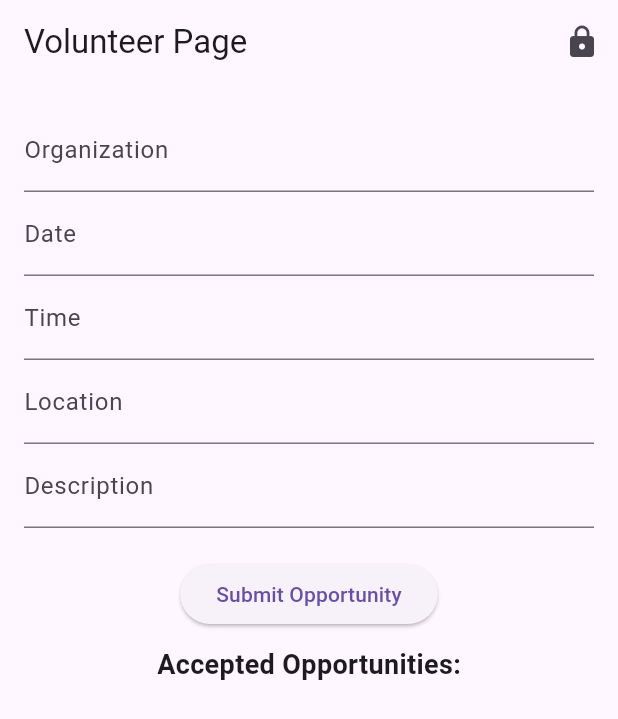
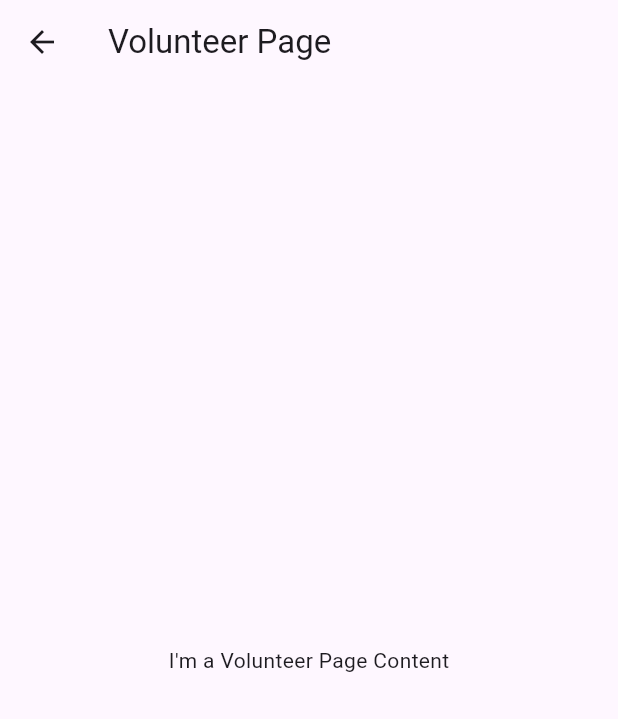
Before and after one commit to rssmith7s/UnitedWayVolunteer, a Flutter app: the VolunteerPage screen opened directly, on a phone screen of 412 x 824 dp. Shown: the top 719 px of the screen. Run offline on Flutter 3.47's test engine with Material 3 defaults, Android fonts, the phone set to English and light mode, and no system bars.

Commit message:
added basic volunteer page

```diff
--- a/lib/main.dart
+++ b/lib/main.dart
@@ -57,6 +57,8 @@ class LoginPage extends StatefulWidget {
   _LoginPageState createState() => _LoginPageState();
 }
 
+
+
 class _LoginPageState extends State<LoginPage> {
   TextEditingController usernameController = TextEditingController();
   TextEditingController passwordController = TextEditingController();
@@ -70,10 +72,10 @@ class _LoginPageState extends State<LoginPage> {
         context,
         MaterialPageRoute(builder: (context) => AdminPage()),
       );
-    } else if (username == 'volunteer' && password == 'volunteerpassword') {
+    } else if (username == 'partner' && password == 'partnerpassword') {
       Navigator.pushReplacement(
         context,
-        MaterialPageRoute(builder: (context) => VolunteerPage()),
+        MaterialPageRoute(builder: (context) => PartnerPage()),
       );
     } else {
       showDialog(
@@ -93,6 +95,8 @@ class _LoginPageState extends State<LoginPage> {
       );
     }
   }
+
+
 
   @override
   Widget build(BuildContext context) {
@@ -128,6 +132,16 @@ class _LoginPageState extends State<LoginPage> {
                 );
               },
               child: Text('Forgot Password?'),
+            ),
+            SizedBox(height: 10),
+            ElevatedButton(
+              onPressed: () {
+                Navigator.push(
+                  context,
+                  MaterialPageRoute(builder: (context) => VolunteerPage()),
+                );
+              },
+              child: Text("I'm a Volunteer"),
             ),
           ],
         ),
@@ -210,12 +224,12 @@ class _ForgotPasswordPageState extends State<ForgotPasswordPage> {
   }
 }
 
-class VolunteerPage extends StatefulWidget {
+class PartnerPage extends StatefulWidget {
   @override
-  _VolunteerPageState createState() => _VolunteerPageState();
+  _PartnerPageState createState() => _PartnerPageState();
 }
 
-class _VolunteerPageState extends State<VolunteerPage> {
+class _PartnerPageState extends State<PartnerPage> {
   TextEditingController organizationController = TextEditingController();
   TextEditingController dateController = TextEditingController();
   TextEditingController timeController = TextEditingController();
@@ -284,7 +298,7 @@ class _VolunteerPageState extends State<VolunteerPage> {
 
     return Scaffold(
       appBar: AppBar(
-        title: Text('Volunteer Page'),
+        title: Text('Partner Page'),
         actions: <Widget>[
           IconButton(
             icon: Icon(Icons.lock),
@@ -438,131 +452,17 @@ class _AdminPageState extends State<AdminPage> {
     );
   }
 }
-// import 'package:flutter/material.dart';
 
-// void main() {
-//   runApp(VolunteerEventApp());
-// }
-
-// class VolunteerEventApp extends StatelessWidget {
-//   const VolunteerEventApp({super.key});
-//   @override
-//   Widget build(BuildContext context) {
-//     return MaterialApp(
-//       home: EventListPage(),
-//     );
-//   }
-// }
-
-// class EventListPage extends StatelessWidget {
-//   final List<Event> events = getEventList(); // Replace with your event data
-
-//   @override
-//   Widget build(BuildContext context) {
-//     return Scaffold(
-//       appBar: AppBar(
-//         title: Text("Volunteer Events"),
-//       ),
-//       body: ListView.builder(
-//         itemCount: events.length,
-//         itemBuilder: (context, index) {
-//           return GestureDetector(
-//             onTap: () {
-//               Navigator.push(
-//                 context,
-//                 MaterialPageRoute(
-//                   builder: (context) => EventDetailsPage(event: events[index]),
-//                 ),
-//               );
-//             },
-//             child: Card(
-//               child: Column(
-//                 children: <Widget>[
-//                   Image.network(events[index].coverImage),
-//                   Text(events[index].title),
-//                 ],
-//               ),
-//             ),
-//           );
-//         },
-//       ),
-//     );
-//   }
-// }
-
-// class EventDetailsPage extends StatelessWidget {
-//   final Event event;
-
-//   EventDetailsPage({required this.event});
-
-//   @override
-//   Widget build(BuildContext context) {
-//     return Scaffold(
-//       appBar: AppBar(
-//         title: Text(event.title),
-//       ),
-//       body: Column(
-//         children: <Widget>[
-//           Image.network(event.coverImage),
-//           Padding(
-//             padding: EdgeInsets.all(16.0),
-//             child: Text(
-//               event.description,
-//               style: TextStyle(fontSize: 16.0),
-//             ),
-//           ),
-//           // You can add more event details here
-//         ],
-//       ),
-//     );
-//   }
-// }
-
-// class Event {
-//   final String title;
-//   final String coverImage;
-//   final String description; // Add a description field
-
-//   Event({required this.title, required this.coverImage, required this.description});
-// }
-
-// List<Event> getEventList() {
-//   return [
-//     Event(
-//       title: "Trash Pickup",
-//       coverImage: "https://www.google.com/url?sa=i&url=https%3A%2F%2Fiseusa.org%2Fthe-importance-of-volunteering%2F&psig=AOvVaw3ELgRJn-xkLXWwkUARSMLP&ust=1698417934956000&source=images&cd=vfe&opi=89978449&ved=0CBAQjRxqFwoTCPDT0fz5k4IDFQAAAAAdAAAAABAE",
-//       description: '''
-//       Date: November 10, 2023\n
-//       Time: 9:00 AM - 12:00 PM\n
-//       Activity: Trash Pickup Volunteer Event\n
-//       \n
-//       Join us on November 10, 2023, from 9:00 AM to 12:00 PM for a community-wide Trash Pickup Volunteer Event.
-//       This is an opportunity for us to come together and make our neighborhood cleaner and more beautiful. We will meet at [Location],
-//       where we'll provide gloves, bags, and other necessary equipment.
-//       Please wear comfortable clothing and closed-toe shoes.\n
-//       \n
-//       Let's work together to make a positive impact on our environment and create a cleaner, healthier community.
-//       Your participation is greatly appreciated, and together, we can make a difference!"
-//     '''
-//     ),
-//     Event(
-//       title: "Tree Planting",
-//       coverImage: "https://www.google.com/url?sa=i&url=https%3A%2F%2Fstudents.1fbusa.com%2Fpay-it-forward%2F25-ways-to-volunteer-in-your-community&psig=AOvVaw3ELgRJn-xkLXWwkUARSMLP&ust=1698417934956000&source=images&cd=vfe&opi=89978449&ved=0CBAQjRxqFwoTCPDT0fz5k4IDFQAAAAAdAAAAABAJ",
-//       description: '''
-//       Date: April 22, 2023\n
-//       Time: 10:00 AM - 1:00 PM\n
-//       Activity: Tree Planting Volunteer Event\n
-//       \n
-//       On April 22, 2023, from 10:00 AM to 1:00 PM, we invite you to join us for a Tree Planting Volunteer Event.
-//       This event is part of our efforts to promote a greener and more sustainable community. We will meet at [Location],
-//       where you'll be provided with the necessary tools and saplings. Please come dressed in comfortable outdoor clothing
-//       and bring a water bottle to stay hydrated.\n
-// \n
-//       Let's work together to enhance our local environment, improve air quality, and beautify our neighborhood.
-//       Your participation is crucial in creating a more sustainable and green future for our community.
-//       We look forward to planting trees with you on this special day!
-//       '''
-//     ),
-//     // Add more events here
-//   ];
-// }
+class VolunteerPage extends StatelessWidget {
+  @override
+  Widget build(BuildContext context) {
+    return Scaffold(
+      appBar: AppBar(
+        title: Text('Volunteer Page'),
+      ),
+      body: Center(
+        child: Text("I'm a Volunteer Page Content"),
+      ),
+    );
+  }
+}
```
